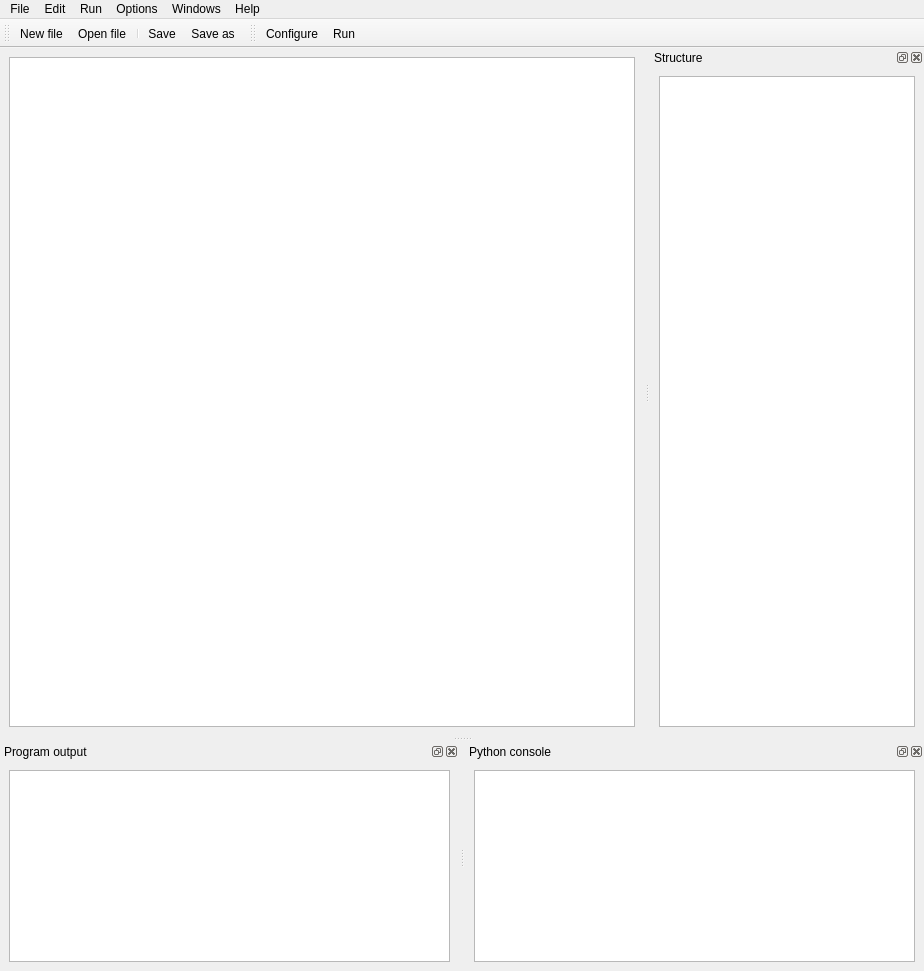
Old version of the form forms/win_script.ui in the repository merbst/QIdle.
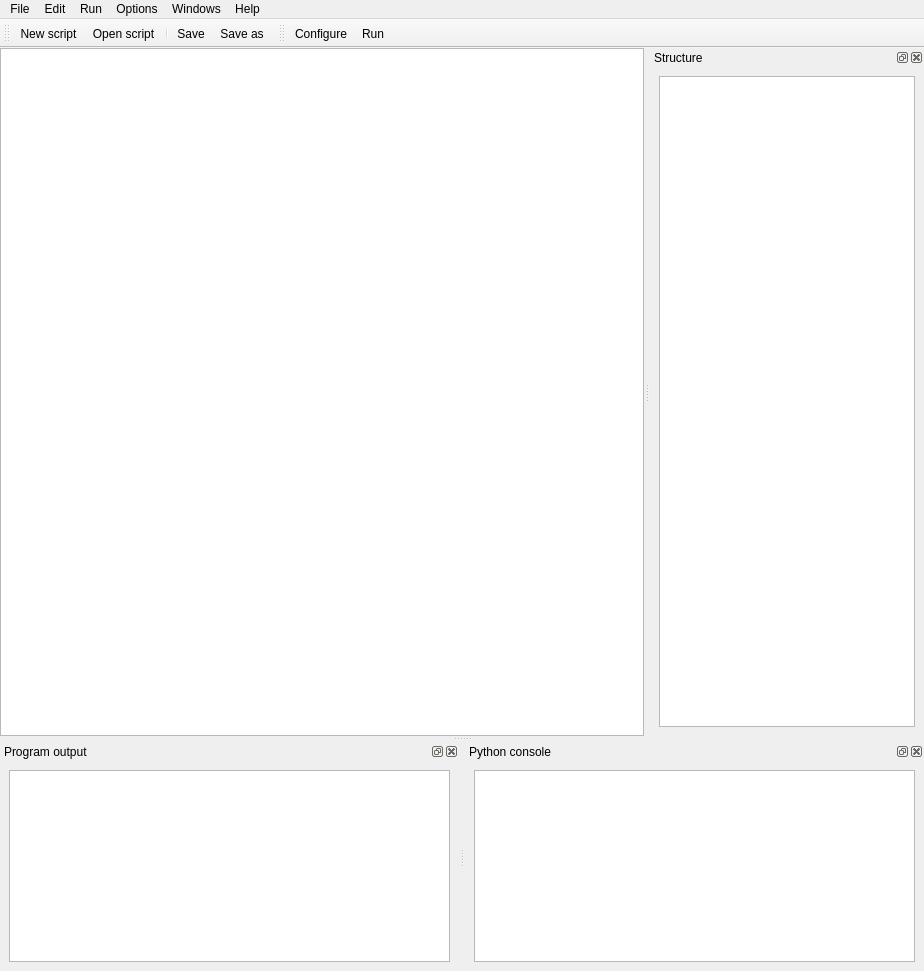
New version of the form. Icons and pictures are not drawn. Custom widgets are drawn as their Qt base class.

Commit message:
Finish project run configuration dialog Added some shortcuts in the tree widget to create/edit a run config for the selected module or to run it directly (with a default working config)
Also mode some various ui improvements and fixed a few bugs

The edit to the form file:
```diff
--- a/forms/win_script.ui
+++ b/forms/win_script.ui
@@ -19,6 +19,12 @@
   </property>
   <widget class="QWidget" name="centralwidget">
    <layout class="QGridLayout" name="gridLayout">
+    <property name="margin">
+     <number>0</number>
+    </property>
+    <property name="spacing">
+     <number>0</number>
+    </property>
     <item row="0" column="0">
      <widget class="PyCodeEdit" name="codeEdit"/>
     </item>
@@ -194,7 +200,10 @@
      <normaloff>:/icons/document-open.png</normaloff>:/icons/document-open.png</iconset>
    </property>
    <property name="text">
-    <string>Open file</string>
+    <string>Open script</string>
+   </property>
+   <property name="toolTip">
+    <string>Open an exisiting script in a new window</string>
    </property>
   </action>
   <action name="actionOpen_directory">
@@ -310,7 +319,10 @@
      <normaloff>:/icons/document-new.png</normaloff>:/icons/document-new.png</iconset>
    </property>
    <property name="text">
-    <string>New file</string>
+    <string>New script</string>
+   </property>
+   <property name="toolTip">
+    <string>Create a new script, in a new window</string>
    </property>
   </action>
   <action name="actionNew_project">
@@ -324,11 +336,6 @@
   </action>
  </widget>
  <customwidgets>
-  <customwidget>
-   <class>PyCodeEdit</class>
-   <extends>QPlainTextEdit</extends>
-   <header>pyqode.python.widgets</header>
-  </customwidget>
   <customwidget>
    <class>PyInteractiveConsole</class>
    <extends>QTextEdit</extends>
@@ -344,6 +351,11 @@
    <extends>QTreeWidget</extends>
    <header>pyqode.python.widgets</header>
   </customwidget>
+  <customwidget>
+   <class>PyCodeEdit</class>
+   <extends>QPlainTextEdit</extends>
+   <header>pyqode.python.widgets</header>
+  </customwidget>
  </customwidgets>
  <resources>
   <include location="qidle.qrc"/>
```
Left out of the diff: 8 changed lines with no effect on the pictures. The commit also changes 21 other files.
